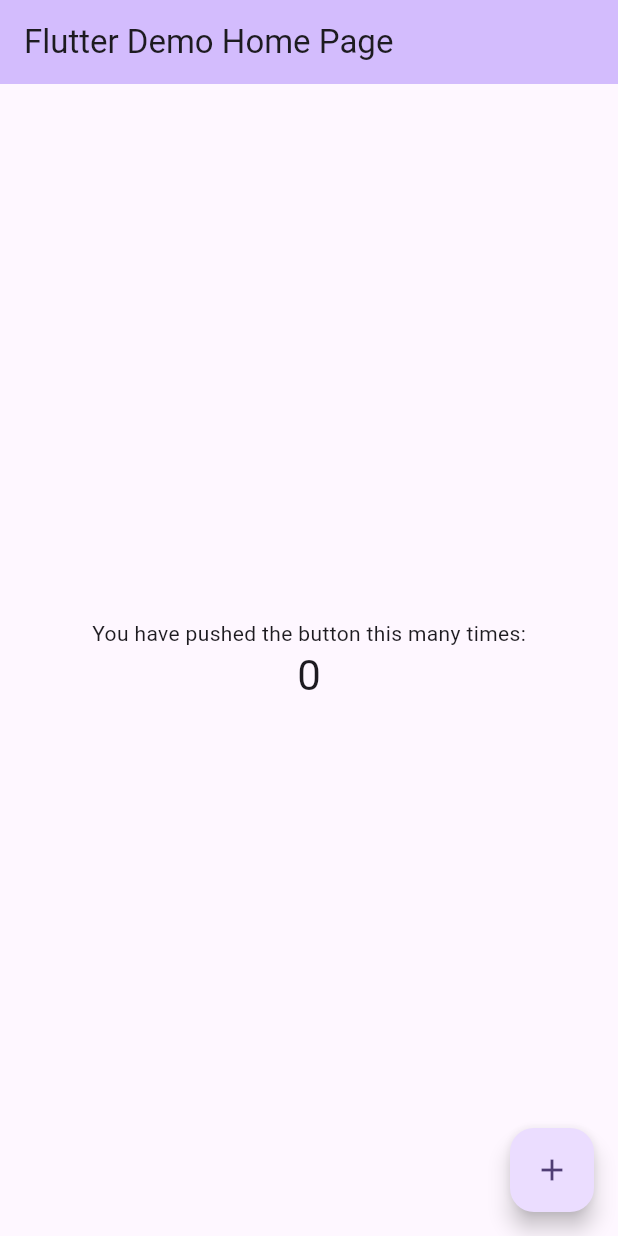
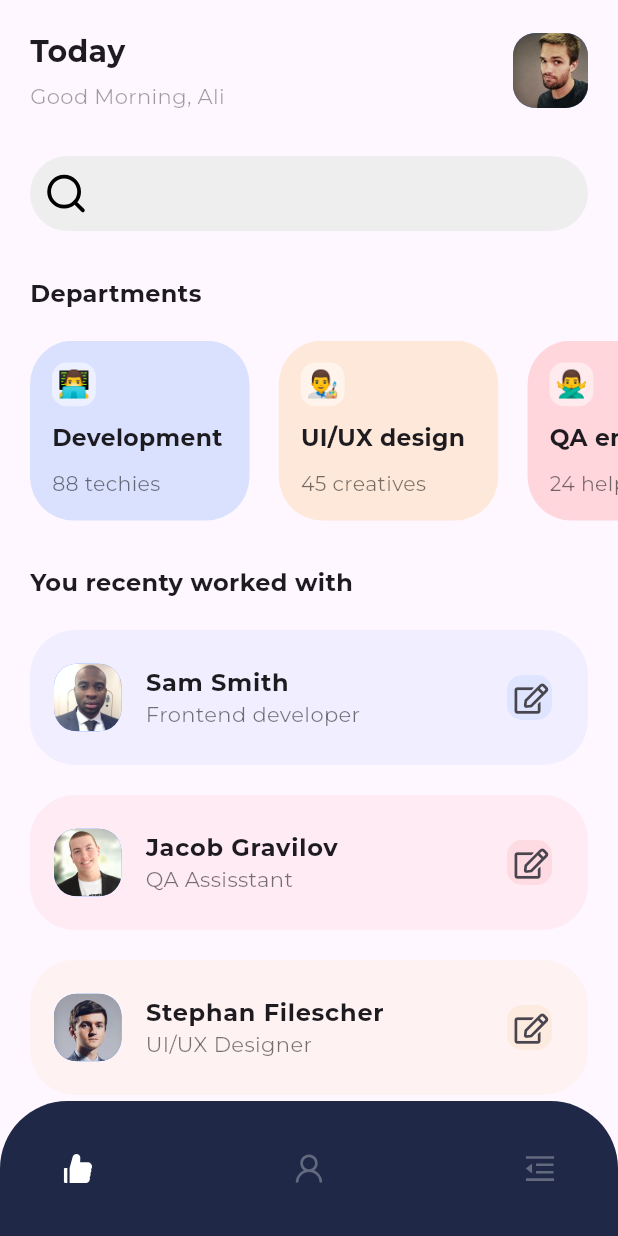
Before and after one commit to zeeshan8281/Codefest, a Flutter app: the screen it shows after launch, on a phone screen of 412 x 824 dp. Run offline on Flutter 3.47's test engine with Material 3 defaults, Android fonts, the phone set to English and light mode, and no system bars; our stand-ins replace flutter_vector_icons, google_fonts.

Commit message:
FRONTEND

```diff
--- a/client/lib/main.dart
+++ b/client/lib/main.dart
@@ -1,125 +1,27 @@
 import 'package:flutter/material.dart';
+import 'package:google_fonts/google_fonts.dart';
+import 'package:client/view/home.dart';
+import 'package:client/view/page_viewer.dart';
+import 'package:client/view/worker_details.dart';
 
 void main() {
   runApp(const MyApp());
 }
 
 class MyApp extends StatelessWidget {
-  const MyApp({super.key});
+  const MyApp({Key? key}) : super(key: key);
 
   // This widget is the root of your application.
   @override
   Widget build(BuildContext context) {
     return MaterialApp(
-      title: 'Flutter Demo',
+      debugShowCheckedModeBanner: false,
+      title: 'Hr Ui',
       theme: ThemeData(
-        // This is the theme of your application.
-        //
-        // TRY THIS: Try running your application with "flutter run". You'll see
-        // the application has a purple toolbar. Then, without quitting the app,
-        // try changing the seedColor in the colorScheme below to Colors.green
-        // and then invoke "hot reload" (save your changes or press the "hot
-        // reload" button in a Flutter-supported IDE, or press "r" if you used
-        // the command line to start the app).
-        //
-        // Notice that the counter didn't reset back to zero; the application
-        // state is not lost during the reload. To reset the state, use hot
-        // restart instead.
-        //
-        // This works for code too, not just values: Most code changes can be
-        // tested with just a hot reload.
-        colorScheme: ColorScheme.fromSeed(seedColor: Colors.deepPurple),
-        useMaterial3: true,
+        fontFamily: GoogleFonts.montserrat().fontFamily,
+        primarySwatch: Colors.blue,
       ),
-      home: const MyHomePage(title: 'Flutter Demo Home Page'),
+      home: PageViewer(),
     );
   }
 }
-
-class MyHomePage extends StatefulWidget {
-  const MyHomePage({super.key, required this.title});
-
-  // This widget is the home page of your application. It is stateful, meaning
-  // that it has a State object (defined below) that contains fields that affect
-  // how it looks.
-
-  // This class is the configuration for the state. It holds the values (in this
-  // case the title) provided by the parent (in this case the App widget) and
-  // used by the build method of the State. Fields in a Widget subclass are
-  // always marked "final".
-
-  final String title;
-
-  @override
-  State<MyHomePage> createState() => _MyHomePageState();
-}
-
-class _MyHomePageState extends State<MyHomePage> {
-  int _counter = 0;
-
-  void _incrementCounter() {
-    setState(() {
-      // This call to setState tells the Flutter framework that something has
-      // changed in this State, which causes it to rerun the build method below
-      // so that the display can reflect the updated values. If we changed
-      // _counter without calling setState(), then the build method would not be
-      // called again, and so nothing would appear to happen.
-      _counter++;
-    });
-  }
-
-  @override
-  Widget build(BuildContext context) {
-    // This method is rerun every time setState is called, for instance as done
-    // by the _incrementCounter method above.
-    //
-    // The Flutter framework has been optimized to make rerunning build methods
-    // fast, so that you can just rebuild anything that needs updating rather
-    // than having to individually change instances of widgets.
-    return Scaffold(
-      appBar: AppBar(
-        // TRY THIS: Try changing the color here to a specific color (to
-        // Colors.amber, perhaps?) and trigger a hot reload to see the AppBar
-        // change color while the other colors stay the same.
-        backgroundColor: Theme.of(context).colorScheme.inversePrimary,
-        // Here we take the value from the MyHomePage object that was created by
-        // the App.build method, and use it to set our appbar title.
-        title: Text(widget.title),
-      ),
-      body: Center(
-        // Center is a layout widget. It takes a single child and positions it
-        // in the middle of the parent.
-        child: Column(
-          // Column is also a layout widget. It takes a list of children and
-          // arranges them vertically. By default, it sizes itself to fit its
-          // children horizontally, and tries to be as tall as its parent.
-          //
-          // Column has various properties to control how it sizes itself and
-          // how it positions its children. Here we use mainAxisAlignment to
-          // center the children vertically; the main axis here is the vertical
-          // axis because Columns are vertical (the cross axis would be
-          // horizontal).
-          //
-          // TRY THIS: Invoke "debug painting" (choose the "Toggle Debug Paint"
-          // action in the IDE, or press "p" in the console), to see the
-          // wireframe for each widget.
-          mainAxisAlignment: MainAxisAlignment.center,
-          children: <Widget>[
-            const Text(
-              'You have pushed the button this many times:',
-            ),
-            Text(
-              '$_counter',
-              style: Theme.of(context).textTheme.headlineMedium,
-            ),
-          ],
-        ),
-      ),
-      floatingActionButton: FloatingActionButton(
-        onPressed: _incrementCounter,
-        tooltip: 'Increment',
-        child: const Icon(Icons.add),
-      ), // This trailing comma makes auto-formatting nicer for build methods.
-    );
-  }
-}
--- /dev/null
+++ b/client/lib/view/home.dart
@@ -0,0 +1,282 @@
+import 'package:flutter/material.dart';
+import 'package:flutter_vector_icons/flutter_vector_icons.dart';
+import 'package:client/view/worker_details.dart';
+
+class HomePage extends StatefulWidget {
+  HomePage({Key? key}) : super(key: key);
+
+  @override
+  State<HomePage> createState() => _HomePageState();
+}
+
+class _HomePageState extends State<HomePage> {
+  @override
+  Widget build(BuildContext context) {
+    return Scaffold(
+      body: SafeArea(
+        child: SingleChildScrollView(
+          child: Column(
+            crossAxisAlignment: CrossAxisAlignment.start,
+            children: [
+              Padding(
+                padding:
+                    const EdgeInsets.symmetric(horizontal: 20.0, vertical: 20),
+                child: Row(
+                  mainAxisAlignment: MainAxisAlignment.spaceBetween,
+                  children: [
+                    Column(
+                      crossAxisAlignment: CrossAxisAlignment.start,
+                      children: const [
+                        Text(
+                          "Today",
+                          style: TextStyle(
+                            fontSize: 20,
+                            fontWeight: FontWeight.bold,
+                          ),
+                        ),
+                        SizedBox(
+                          height: 5,
+                        ),
+                        Text(
+                          "Good Morning, Ali",
+                          style: TextStyle(
+                            color: Colors.black38,
+                          ),
+                        ),
+                      ],
+                    ),
+                    Container(
+                      height: 50,
+                      width: 50,
+                      decoration: BoxDecoration(
+                          borderRadius: BorderRadius.circular(15),
+                          color: Colors.blueAccent,
+                          image: const DecorationImage(
+                              image: AssetImage("assets/user1.jpg"),
+                              fit: BoxFit.cover)),
+                    ),
+                  ],
+                ),
+              ),
+              const SizedBox(
+                height: 10,
+              ),
+              Padding(
+                padding: const EdgeInsets.symmetric(horizontal: 20.0),
+                child: SizedBox(
+                  height: 50,
+                  child: TextField(
+                    decoration: InputDecoration(
+                      enabled: false,
+                      border: OutlineInputBorder(
+                        borderRadius: BorderRadius.circular(25.0),
+                        borderSide: BorderSide.none,
+                      ),
+                      prefixIcon: const Icon(
+                        Feather.search,
+                        color: Colors.black,
+                        size: 30,
+                      ),
+                      fillColor: Colors.grey[200],
+                      filled: true,
+                    ),
+                  ),
+                ),
+              ),
+              const SizedBox(
+                height: 30,
+              ),
+              const Padding(
+                padding: EdgeInsets.symmetric(horizontal: 20.0),
+                child: Text(
+                  "Departments",
+                  style: TextStyle(
+                    fontSize: 16,
+                    fontWeight: FontWeight.bold,
+                  ),
+                ),
+              ),
+              const SizedBox(
+                height: 20,
+              ),
+              SizedBox(
+                height: 120,
+                child: ListView(
+                  scrollDirection: Axis.horizontal,
+                  children: [
+                    const SizedBox(
+                      width: 20,
+                    ),
+                    departmentCard("Development", 88, "techies",
+                        Colors.blueAccent, "👨‍💻"),
+                    departmentCard("UI/UX design", 45, "creatives",
+                        Colors.orangeAccent, "👨‍🎨"),
+                    departmentCard("QA engineers", 24, "helpers",
+                        Colors.redAccent, "🙅‍♂️"),
+                  ],
+                ),
+              ),
+              const SizedBox(
+                height: 30,
+              ),
+              const Padding(
+                padding: EdgeInsets.symmetric(horizontal: 20.0),
+                child: Text(
+                  "You recenty worked with",
+                  style: TextStyle(
+                    fontSize: 16,
+                    fontWeight: FontWeight.bold,
+                  ),
+                ),
+              ),
+              const SizedBox(
+                height: 20,
+              ),
+              ListView(
+                shrinkWrap: true,
+                physics: NeverScrollableScrollPhysics(),
+                padding: EdgeInsets.symmetric(horizontal: 20),
+                children: [
+                  userYouWorkedWith("Sam Smith", "assets/user2.jpg",
+                      Colors.blueAccent, "Frontend developer"),
+                  userYouWorkedWith("Jacob Gravilov", "assets/user3.jpg",
+                      Colors.redAccent, "QA Assisstant"),
+                  userYouWorkedWith("Stephan Filescher", "assets/user4.jpg",
+                      Colors.orangeAccent, "UI/UX Designer"),
+                ],
+              )
+            ],
+          ),
+        ),
+      ),
+    );
+  }
+
+  Widget departmentCard(
+      String name, int number, String title, Color color, String emoji) {
+    return FittedBox(
+      child: Padding(
+        padding: const EdgeInsets.only(right: 20),
+        child: Container(
+          width: 150,
+          decoration: BoxDecoration(
+            color: color.withOpacity(0.2),
+            borderRadius: BorderRadius.circular(30),
+          ),
+          child: Padding(
+            padding: const EdgeInsets.all(15.0),
+            child: Column(
+              mainAxisAlignment: MainAxisAlignment.center,
+              crossAxisAlignment: CrossAxisAlignment.start,
+              children: [
+                Container(
+                  height: 30,
+                  width: 30,
+                  decoration: BoxDecoration(
+                    color: Colors.white.withOpacity(0.5),
+                    borderRadius: BorderRadius.circular(10),
+                  ),
+                  child: Center(
+                      child: Text(
+                    emoji,
+                    style: const TextStyle(fontSize: 18),
+                  )),
+                ),
+                const SizedBox(
+                  height: 10,
+                ),
+                Text(
+                  name,
+                  style:
+                      const TextStyle(fontSize: 16, fontWeight: FontWeight.bold),
+                ),
+                const SizedBox(
+                  height: 10,
+                ),
+                Text(
+                  number.toString() + " " + title,
+                  style: const TextStyle(color: Colors.black54),
+                ),
+              ],
+            ),
+          ),
+        ),
+      ),
+    );
+  }
+
+  Widget userYouWorkedWith(
+      String name, String image, Color color, String jobTitle) {
+    return Padding(
+      padding: const EdgeInsets.only(bottom: 20),
+      child: InkWell(
+        onTap: () {
+          String _job;
+          if (color == Colors.blueAccent) {
+            _job = "Developer";
+          } else if (color == Colors.redAccent) {
+            _job = "Engineer";
+          } else {
+            _job = "Designer";
+          }
+          Navigator.push(
+            context,
+            MaterialPageRoute(
+              builder: (context) => WorkerDetailsPage(
+                name: name,
+                image: image,
+                color: color,
+                jobTitle: jobTitle,
+                job: _job,
+              ),
+            ),
+          );
+        },
+        child: Container(
+          width: double.infinity,
+          height: 90,
+          decoration: BoxDecoration(
+            color: color.withOpacity(0.07),
+            borderRadius: BorderRadius.circular(30),
+          ),
+          child: Center(
+            child: ListTile(
+              leading: Container(
+                height: 45,
+                width: 45,
+                decoration: BoxDecoration(
+                    borderRadius: BorderRadius.circular(15),
+                    color: Colors.blueAccent,
+                    image: DecorationImage(
+                        image: AssetImage(image), fit: BoxFit.cover)),
+              ),
+              title: Text(
+                name,
+                style:
+                    const TextStyle(fontSize: 16, fontWeight: FontWeight.bold),
+              ),
+              subtitle:
+                  Text(jobTitle, style: const TextStyle(color: Colors.black54)),
+              trailing: Container(
+                height: 30,
+                width: 30,
+                decoration: BoxDecoration(
+                  color: color.withOpacity(0.1),
+                  borderRadius: BorderRadius.circular(10),
+                ),
+                child: const Padding(
+                  padding: EdgeInsets.all(4.0),
+                  child: Center(
+                      child: Icon(
+                    FontAwesome5Regular.edit,
+                    size: 20,
+                  )),
+                ),
+              ),
+            ),
+          ),
+        ),
+      ),
+    );
+  }
+}
--- /dev/null
+++ b/client/lib/view/page_viewer.dart
@@ -0,0 +1,56 @@
+import 'package:flutter/material.dart';
+import 'package:flutter_vector_icons/flutter_vector_icons.dart';
+import 'package:client/view/home.dart';
+
+class PageViewer extends StatelessWidget {
+  const PageViewer({Key? key}) : super(key: key);
+
+  @override
+  Widget build(BuildContext context) {
+    return Scaffold(
+      body: SafeArea(
+          child: Stack(
+        children: [
+          PageView(
+            children: [
+              HomePage(),
+            ],
+          ),
+          Positioned(
+            bottom: 0,
+            child: Container(
+              decoration: const BoxDecoration(
+                borderRadius: BorderRadius.only(
+                    topLeft: Radius.circular(45),
+                    topRight: Radius.circular(45)),
+                color: Color.fromRGBO(31, 40, 71, 1),
+              ),
+              width: MediaQuery.of(context).size.width,
+              height: 90,
+              child: Padding(
+                padding: const EdgeInsets.symmetric(horizontal: 40),
+                child: Row(
+                  mainAxisAlignment: MainAxisAlignment.spaceBetween,
+                  children: const [
+                    Icon(
+                      AntDesign.like1,
+                      color: Colors.white,
+                    ),
+                    Icon(
+                      AntDesign.user,
+                      color: Colors.white30,
+                    ),
+                    Icon(
+                      AntDesign.menu_fold,
+                      color: Colors.white30,
+                    ),
+                  ],
+                ),
+              ),
+            ),
+          ),
+        ],
+      )),
+    );
+  }
+}
```
Also changed, not shown: client/lib/view/worker_details.dart (added, +261 -0 lines), client/pubspec.yaml (+6 -1 lines), client/assets/user1.jpg (added), client/assets/user2.jpg (added), client/assets/user3.jpg (added), client/assets/user4.jpg (added), client/pubspec.lock, 1 other file.
